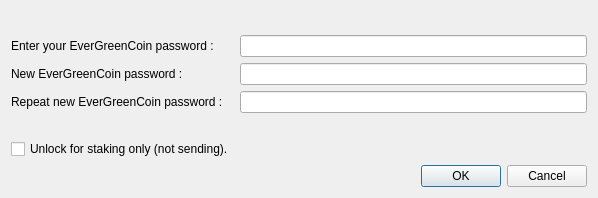
Qt form src/qt/forms/askpassphrasedialog.ui (EverGreenCoinDev/EverGreenCoin) before a commit.
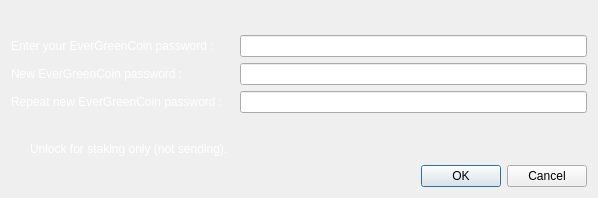
The same form after that commit.

```diff
--- a/src/qt/forms/askpassphrasedialog.ui
+++ b/src/qt/forms/askpassphrasedialog.ui
@@ -55,6 +55,9 @@
      </item>
      <item row="1" column="0">
       <widget class="QLabel" name="passLabel2">
+       <property name="styleSheet">
+        <string notr="true">color: #ffffff;</string>
+       </property>
        <property name="text">
         <string>New EverGreenCoin password :</string>
        </property>
@@ -74,6 +77,9 @@
      </item>
      <item row="2" column="0">
       <widget class="QLabel" name="passLabel3">
+       <property name="styleSheet">
+        <string notr="true">color: #ffffff;</string>
+       </property>
        <property name="text">
         <string>Repeat new EverGreenCoin password :</string>
        </property>
@@ -110,6 +116,9 @@
      </item>
      <item row="0" column="0">
       <widget class="QLabel" name="passLabel1">
+       <property name="styleSheet">
+        <string notr="true">color: #ffffff;</string>
+       </property>
        <property name="text">
         <string>Enter your EverGreenCoin password :</string>
        </property>
@@ -126,6 +135,9 @@
        <property name="toolTip">
         <string>&lt;html&gt;&lt;head/&gt;&lt;body&gt;&lt;p&gt;Serves to disable sending EverGreenCoin if your OS account is compromised.&lt;/p&gt;&lt;/body&gt;&lt;/html&gt;</string>
        </property>
+       <property name="styleSheet">
+        <string notr="true">background-color: transparent; color: #ffffff;</string>
+       </property>
        <property name="text">
         <string>Unlock for staking only (not sending).</string>
        </property>
```
Left out of the diff: 12 changed lines with no effect on the pictures.
